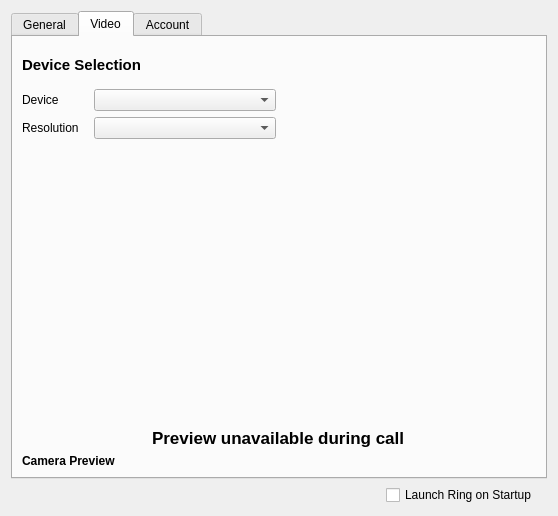
Before: the Qt Designer form configurationwidget.ui in savoirfairelinux/jami-client-windows, drawn with Qt 5.
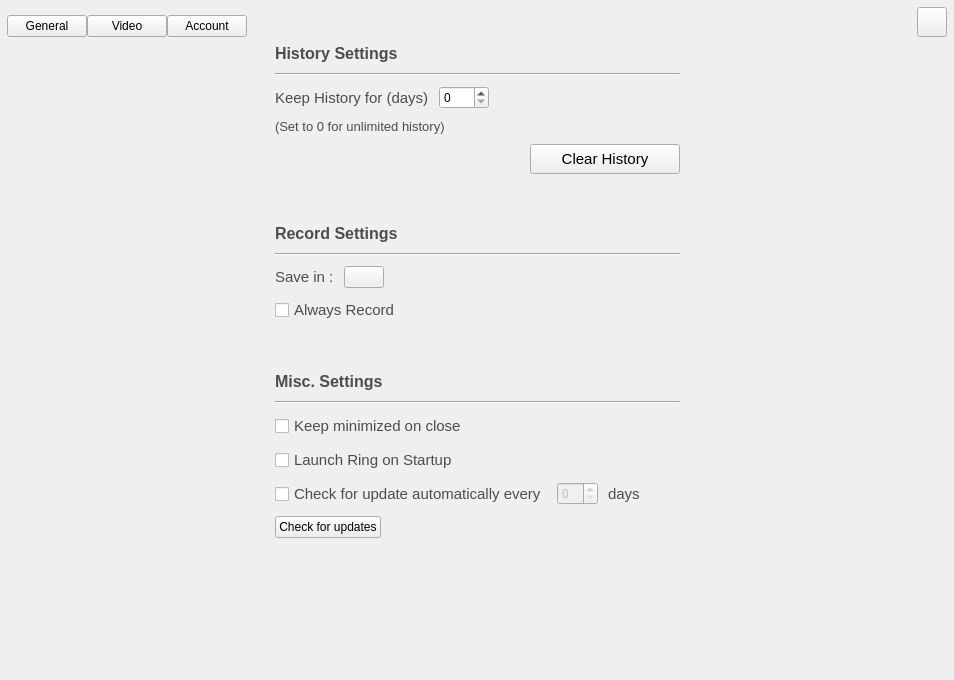
After: the same form once the commit is applied. The open tabs and pages were chosen to show the change. Icons and pictures are not drawn. Custom widgets are drawn as their Qt base class.

```diff
--- a/configurationwidget.ui
+++ b/configurationwidget.ui
@@ -6,8 +6,8 @@
    <rect>
     <x>0</x>
     <y>0</y>
-    <width>558</width>
-    <height>516</height>
+    <width>954</width>
+    <height>680</height>
    </rect>
   </property>
   <property name="sizePolicy">
@@ -19,23 +19,200 @@
   <property name="windowTitle">
    <string>Settings</string>
   </property>
+  <property name="autoFillBackground">
+   <bool>true</bool>
+  </property>
+  <property name="styleSheet">
+   <string notr="true"/>
+  </property>
   <layout class="QVBoxLayout" name="verticalLayout">
+   <property name="spacing">
+    <number>0</number>
+   </property>
+   <property name="leftMargin">
+    <number>0</number>
+   </property>
+   <property name="topMargin">
+    <number>0</number>
+   </property>
+   <property name="rightMargin">
+    <number>0</number>
+   </property>
+   <property name="bottomMargin">
+    <number>0</number>
+   </property>
    <item>
-    <widget class="QTabWidget" name="tabWidget">
+    <widget class="QWidget" name="horizontalWidget" native="true">
+     <layout class="QHBoxLayout" name="horizontalLayout_7">
+      <property name="spacing">
+       <number>0</number>
+      </property>
+      <property name="leftMargin">
+       <number>7</number>
+      </property>
+      <property name="topMargin">
+       <number>7</number>
+      </property>
+      <property name="rightMargin">
+       <number>7</number>
+      </property>
+      <property name="bottomMargin">
+       <number>7</number>
+      </property>
+      <item>
+       <layout class="QVBoxLayout" name="verticalLayout_6">
+        <property name="spacing">
+         <number>0</number>
+        </property>
+        <item>
+         <spacer name="verticalSpacer_3">
+          <property name="orientation">
+           <enum>Qt::Vertical</enum>
+          </property>
+          <property name="sizeType">
+           <enum>QSizePolicy::Preferred</enum>
+          </property>
+          <property name="sizeHint" stdset="0">
+           <size>
+            <width>20</width>
+            <height>10</height>
+           </size>
+          </property>
+         </spacer>
+        </item>
+        <item>
+         <layout class="QHBoxLayout" name="horizontalLayout_8">
+          <property name="spacing">
+           <number>0</number>
+          </property>
+          <item>
+           <widget class="QPushButton" name="generalTabButton">
+            <property name="styleSheet">
+             <string notr="true"/>
+            </property>
+            <property name="text">
+             <string>General</string>
+            </property>
+            <property name="checkable">
+             <bool>true</bool>
+            </property>
+           </widget>
+          </item>
+          <item>
+           <widget class="QPushButton" name="videoTabButton">
+            <property name="text">
+             <string>Video</string>
+            </property>
+            <property name="checkable">
+             <bool>true</bool>
+            </property>
+           </widget>
+          </item>
+          <item>
+           <widget class="QPushButton" name="accountTabButton">
+            <property name="text">
+             <string>Account</string>
+            </property>
+            <property name="checkable">
+             <bool>true</bool>
+            </property>
+           </widget>
+          </item>
+         </layout>
+        </item>
+       </layout>
+      </item>
+      <item>
+       <spacer name="horizontalSpacer_6">
+        <property name="orientation">
+         <enum>Qt::Horizontal</enum>
+        </property>
+        <property name="sizeHint" stdset="0">
+         <size>
+          <width>40</width>
+          <height>20</height>
+         </size>
+        </property>
+       </spacer>
+      </item>
+      <item>
+       <widget class="QPushButton" name="exitSettingsButton">
+        <property name="minimumSize">
+         <size>
+          <width>30</width>
+          <height>30</height>
+         </size>
+        </property>
+        <property name="maximumSize">
+         <size>
+          <width>30</width>
+          <height>30</height>
+         </size>
+        </property>
+        <property name="text">
+         <string/>
+        </property>
+        <property name="icon">
+         <iconset resource="ressources.qrc">
+          <normaloff>:/images/icons/ic_arrow_forward_white_48dp_2x.png</normaloff>:/images/icons/ic_arrow_forward_white_48dp_2x.png</iconset>
+        </property>
+        <property name="iconSize">
+         <size>
+          <width>18</width>
+          <height>18</height>
+         </size>
+        </property>
+       </widget>
+      </item>
+     </layout>
+    </widget>
+   </item>
+   <item>
+    <widget class="QStackedWidget" name="stackedWidget">
      <property name="sizePolicy">
       <sizepolicy hsizetype="MinimumExpanding" vsizetype="MinimumExpanding">
        <horstretch>0</horstretch>
        <verstretch>0</verstretch>
       </sizepolicy>
      </property>
+     <property name="autoFillBackground">
+      <bool>true</bool>
+     </property>
      <property name="currentIndex">
       <number>2</number>
      </property>
-     <widget class="QWidget" name="generalTab">
-      <attribute name="title">
-       <string>General</string>
-      </attribute>
-      <layout class="QVBoxLayout" name="verticalLayout_2">
+     <widget class="QWidget" name="generalPage">
+      <layout class="QHBoxLayout" name="verticalLayout_2">
+       <property name="spacing">
+        <number>0</number>
+       </property>
+       <property name="leftMargin">
+        <number>0</number>
+       </property>
+       <property name="topMargin">
+        <number>0</number>
+       </property>
+       <property name="rightMargin">
+        <number>0</number>
+       </property>
+       <property name="bottomMargin">
+        <number>0</number>
+       </property>
+       <item>
+        <spacer name="horizontalSpacer_8">
+         <property name="orientation">
+          <enum>Qt::Horizontal</enum>
+         </property>
+         <property name="sizeHint" stdset="0">
+          <size>
+           <width>40</width>
+           <height>20</height>
+          </size>
+         </property>
+        </spacer>
+       </item>
+       <item>
+        <layout class="QVBoxLayout" name="verticalLayout_7">
        <property name="spacing">
         <number>10</number>
        </property>
@@ -43,51 +220,116 @@
         <widget class="QLabel" name="label">
          <property name="font">
           <font>
+             <pointsize>12</pointsize>
            <weight>75</weight>
            <bold>true</bold>
           </font>
          </property>
+           <property name="styleSheet">
+            <string notr="true">color: rgb(77, 77, 77);</string>
+           </property>
          <property name="text">
           <string>History Settings</string>
          </property>
         </widget>
        </item>
        <item>
-        <layout class="QFormLayout" name="formLayout_2">
-         <item row="0" column="0">
+          <widget class="Line" name="line_2">
+           <property name="orientation">
+            <enum>Qt::Horizontal</enum>
+           </property>
+          </widget>
+         </item>
+         <item>
+          <layout class="QVBoxLayout" name="verticalLayout_8">
+           <property name="spacing">
+            <number>10</number>
+           </property>
+           <property name="topMargin">
+            <number>0</number>
+           </property>
+           <property name="bottomMargin">
+            <number>0</number>
+           </property>
+           <item>
+            <layout class="QHBoxLayout" name="horizontalLayout_3">
+             <property name="spacing">
+              <number>10</number>
+             </property>
+             <property name="leftMargin">
+              <number>0</number>
+             </property>
+             <item>
           <widget class="QLabel" name="label_2">
+               <property name="font">
+                <font>
+                 <pointsize>11</pointsize>
+                </font>
+               </property>
+               <property name="styleSheet">
+                <string notr="true">color: rgb(77, 77, 77);</string>
+               </property>
            <property name="text">
             <string>Keep History for (days)</string>
            </property>
           </widget>
          </item>
-         <item row="0" column="1">
-          <layout class="QHBoxLayout" name="horizontalLayout_3">
            <item>
             <widget class="QSpinBox" name="historyDaySettingsSpinBox">
              <property name="minimumSize">
               <size>
-               <width>100</width>
+                 <width>50</width>
                <height>0</height>
               </size>
              </property>
             </widget>
+             </item>
+             <item>
+              <spacer name="horizontalSpacer_2">
+               <property name="orientation">
+                <enum>Qt::Horizontal</enum>
+               </property>
+               <property name="sizeType">
+                <enum>QSizePolicy::MinimumExpanding</enum>
+               </property>
+               <property name="sizeHint" stdset="0">
+                <size>
+                 <width>40</width>
+                 <height>20</height>
+                </size>
+               </property>
+              </spacer>
+             </item>
+            </layout>
            </item>
            <item>
             <widget class="QLabel" name="label_4">
+             <property name="font">
+              <font>
+               <pointsize>10</pointsize>
+              </font>
+             </property>
+             <property name="styleSheet">
+              <string notr="true">color: rgb(77, 77, 77);</string>
+             </property>
              <property name="text">
               <string>(Set to 0 for unlimited history)</string>
              </property>
             </widget>
            </item>
            <item>
-            <spacer name="horizontalSpacer_2">
+            <layout class="QHBoxLayout" name="horizontalLayout">
+             <property name="spacing">
+              <number>0</number>
+             </property>
+             <property name="topMargin">
+              <number>0</number>
+             </property>
+             <item>
+              <spacer name="horizontalSpacer_9">
              <property name="orientation">
               <enum>Qt::Horizontal</enum>
              </property>
-             <property name="sizeType">
-              <enum>QSizePolicy::MinimumExpanding</enum>
-             </property>
              <property name="sizeHint" stdset="0">
               <size>
                <width>40</width>
@@ -96,10 +338,34 @@
              </property>
             </spacer>
            </item>
-          </layout>
-         </item>
-         <item row="1" column="0">
+             <item>
           <widget class="QPushButton" name="clearHistoryButton">
+               <property name="sizePolicy">
+                <sizepolicy hsizetype="Fixed" vsizetype="Fixed">
+                 <horstretch>0</horstretch>
+                 <verstretch>0</verstretch>
+                </sizepolicy>
+               </property>
+               <property name="minimumSize">
+                <size>
+                 <width>150</width>
+                 <height>30</height>
+                </size>
+               </property>
+               <property name="maximumSize">
+                <size>
+                 <width>150</width>
+                 <height>30</height>
+                </size>
+               </property>
+               <property name="font">
+                <font>
+                 <pointsize>11</pointsize>
+                </font>
+               </property>
+               <property name="styleSheet">
+                <string notr="true"/>
+               </property>
            <property name="text">
             <string>Clear History</string>
            </property>
@@ -107,26 +373,69 @@
          </item>
         </layout>
        </item>
+          </layout>
+         </item>
+         <item>
+          <spacer name="verticalSpacer_2">
+           <property name="orientation">
+            <enum>Qt::Vertical</enum>
+           </property>
+           <property name="sizeType">
+            <enum>QSizePolicy::Fixed</enum>
+           </property>
+           <property name="sizeHint" stdset="0">
+            <size>
+             <width>20</width>
+             <height>40</height>
+            </size>
+           </property>
+          </spacer>
+         </item>
        <item>
         <widget class="QLabel" name="label_3">
          <property name="font">
           <font>
+             <pointsize>12</pointsize>
            <weight>75</weight>
            <bold>true</bold>
           </font>
          </property>
+           <property name="styleSheet">
+            <string notr="true">color: rgb(77, 77, 77);</string>
+           </property>
          <property name="text">
           <string>Record Settings</string>
          </property>
         </widget>
        </item>
+         <item>
+          <widget class="Line" name="line">
+           <property name="styleSheet">
+            <string notr="true">color: rgb(77, 77, 77);</string>
+           </property>
+           <property name="orientation">
+            <enum>Qt::Horizontal</enum>
+           </property>
+          </widget>
+         </item>
        <item>
         <layout class="QHBoxLayout" name="horizontalLayout_4">
+           <property name="spacing">
+            <number>10</number>
+           </property>
          <property name="topMargin">
           <number>0</number>
          </property>
          <item>
           <widget class="QLabel" name="label_6">
+             <property name="font">
+              <font>
+               <pointsize>11</pointsize>
+              </font>
+             </property>
+             <property name="styleSheet">
+              <string notr="true">color: rgb(77, 77, 77);</string>
+             </property>
            <property name="text">
             <string>Save in :</string>
            </property>
@@ -148,7 +457,13 @@
            </property>
            <property name="icon">
             <iconset resource="ressources.qrc">
-             <normaloff>:/images/folder-download.png</normaloff>:/images/folder-download.png</iconset>
+               <normaloff>:/images/icons/ic_folder_black_18dp_2x.png</normaloff>:/images/icons/ic_folder_black_18dp_2x.png</iconset>
+             </property>
+             <property name="iconSize">
+              <size>
+               <width>18</width>
+               <height>18</height>
+              </size>
            </property>
           </widget>
          </item>
@@ -169,31 +484,98 @@
        </item>
        <item>
         <widget class="QCheckBox" name="alwaysRecordCheckBox">
+           <property name="font">
+            <font>
+             <pointsize>11</pointsize>
+            </font>
+           </property>
+           <property name="styleSheet">
+            <string notr="true">color: rgb(77, 77, 77);</string>
+           </property>
          <property name="text">
           <string>Always Record</string>
          </property>
         </widget>
        </item>
+         <item>
+          <spacer name="verticalSpacer_4">
+           <property name="orientation">
+            <enum>Qt::Vertical</enum>
+           </property>
+           <property name="sizeType">
+            <enum>QSizePolicy::Fixed</enum>
+           </property>
+           <property name="sizeHint" stdset="0">
+            <size>
+             <width>20</width>
+             <height>40</height>
+            </size>
+           </property>
+          </spacer>
+         </item>
        <item>
         <widget class="QLabel" name="label_5">
          <property name="font">
           <font>
+             <pointsize>12</pointsize>
            <weight>75</weight>
            <bold>true</bold>
           </font>
          </property>
+           <property name="styleSheet">
+            <string notr="true">color: rgb(77, 77, 77);</string>
+           </property>
          <property name="text">
           <string>Misc. Settings</string>
          </property>
         </widget>
        </item>
+         <item>
+          <widget class="Line" name="line_3">
+           <property name="orientation">
+            <enum>Qt::Horizontal</enum>
+           </property>
+          </widget>
+         </item>
        <item>
         <widget class="QCheckBox" name="closeOrMinCheckBox">
+           <property name="font">
+            <font>
+             <pointsize>11</pointsize>
+            </font>
+           </property>
+           <property name="styleSheet">
+            <string notr="true">color: rgb(77, 77, 77);</string>
+           </property>
          <property name="text">
           <string>Keep minimized on close</string>
          </property>
         </widget>
        </item>
+         <item>
+          <widget class="QCheckBox" name="startupBox">
+           <property name="sizePolicy">
+            <sizepolicy hsizetype="MinimumExpanding" vsizetype="Fixed">
+             <horstretch>0</horstretch>
+             <verstretch>0</verstretch>
+            </sizepolicy>
+           </property>
+           <property name="font">
+            <font>
+             <pointsize>11</pointsize>
+            </font>
+           </property>
+           <property name="layoutDirection">
+            <enum>Qt::LeftToRight</enum>
+           </property>
+           <property name="styleSheet">
+            <string notr="true">color: rgb(77, 77, 77);</string>
+           </property>
+           <property name="text">
+            <string>Launch Ring on Startup</string>
+           </property>
+          </widget>
+         </item>
        <item>
         <layout class="QHBoxLayout" name="horizontalLayout_6">
          <property name="topMargin">
@@ -201,6 +583,14 @@
          </property>
          <item>
           <widget class="QCheckBox" name="autoUpdateCheckBox">
+             <property name="font">
+              <font>
+               <pointsize>11</pointsize>
+              </font>
+             </property>
+             <property name="styleSheet">
+              <string notr="true">color: rgb(77, 77, 77);</string>
+             </property>
            <property name="text">
             <string>Check for update automatically every</string>
            </property>
@@ -221,6 +611,14 @@
          </item>
          <item>
           <widget class="QLabel" name="updateDayLabel">
+             <property name="font">
+              <font>
+               <pointsize>11</pointsize>
+              </font>
+             </property>
+             <property name="styleSheet">
+              <string notr="true">color: rgb(77, 77, 77);</string>
+             </property>
            <property name="text">
             <string>days</string>
            </property>
@@ -269,13 +667,10 @@
         </layout>
        </item>
        <item>
-        <spacer name="verticalSpacer_2">
+          <spacer name="verticalSpacer_5">
          <property name="orientation">
           <enum>Qt::Vertical</enum>
          </property>
-         <property name="sizeType">
-          <enum>QSizePolicy::MinimumExpanding</enum>
-         </property>
          <property name="sizeHint" stdset="0">
           <size>
            <width>20</width>
@@ -285,12 +680,39 @@
         </spacer>
        </item>
       </layout>
+       </item>
+       <item>
+        <spacer name="horizontalSpacer_7">
+         <property name="orientation">
+          <enum>Qt::Horizontal</enum>
+         </property>
+         <property name="sizeHint" stdset="0">
+          <size>
+           <width>40</width>
+           <height>20</height>
+          </size>
+         </property>
+        </spacer>
+       </item>
+      </layout>
      </widget>
-     <widget class="QWidget" name="videoTab">
-      <attribute name="title">
-       <string>Video</string>
-      </attribute>
+     <widget class="QWidget" name="videoPage">
       <layout class="QGridLayout" name="gridLayout" rowstretch="0,1" columnstretch="0,0">
+       <property name="leftMargin">
+        <number>10</number>
+       </property>
+       <property name="topMargin">
+        <number>0</number>
+       </property>
+       <property name="rightMargin">
+        <number>10</number>
+       </property>
+       <property name="bottomMargin">
+        <number>10</number>
+       </property>
+       <property name="spacing">
+        <number>10</number>
+       </property>
        <item row="0" column="0">
         <layout class="QVBoxLayout" name="verticalLayout_3">
          <property name="spacing">
@@ -300,7 +722,7 @@
           <enum>QLayout::SetFixedSize</enum>
          </property>
          <property name="topMargin">
-          <number>10</number>
+          <number>0</number>
          </property>
          <property name="rightMargin">
           <number>0</number>
@@ -316,24 +738,40 @@
              <verstretch>0</verstretch>
             </sizepolicy>
            </property>
+           <property name="minimumSize">
+            <size>
+             <width>0</width>
+             <height>30</height>
+            </size>
+           </property>
            <property name="maximumSize">
             <size>
              <width>16777215</width>
-             <height>20</height>
+             <height>30</height>
             </size>
            </property>
            <property name="font">
             <font>
-             <pointsize>11</pointsize>
+             <pointsize>12</pointsize>
              <weight>75</weight>
              <bold>true</bold>
             </font>
            </property>
+           <property name="styleSheet">
+            <string notr="true">color: rgb(77, 77, 77);</string>
+           </property>
            <property name="text">
             <string>Device Selection</string>
            </property>
           </widget>
          </item>
+         <item>
+          <widget class="Line" name="line_4">
+           <property name="orientation">
+            <enum>Qt::Horizontal</enum>
+           </property>
+          </widget>
+         </item>
          <item>
           <spacer name="verticalSpacer">
            <property name="orientation">
@@ -369,6 +807,14 @@
                <verstretch>0</verstretch>
               </sizepolicy>
              </property>
+             <property name="font">
+              <font>
+               <pointsize>11</pointsize>
+              </font>
+             </property>
+             <property name="styleSheet">
+              <string notr="true">color: rgb(77, 77, 77);</string>
+             </property>
              <property name="text">
               <string>Device</string>
              </property>
@@ -392,6 +838,14 @@
                <verstretch>0</verstretch>
               </sizepolicy>
              </property>
+             <property name="font">
+              <font>
+               <pointsize>11</pointsize>
+              </font>
+             </property>
+             <property name="styleSheet">
+              <string notr="true">color: rgb(77, 77, 77);</string>
+             </property>
              <property name="text">
               <string>Resolution</string>
              </property>
@@ -438,30 +892,14 @@
              <bold>true</bold>
             </font>
            </property>
+           <property name="styleSheet">
+            <string notr="true">color: rgb(77, 77, 77);</string>
+           </property>
            <property name="text">
             <string>Preview unavailable during call</string>
            </property>
           </widget>
          </item>
-         <item>
-          <widget class="QLabel" name="cameraPreviewLabel">
-           <property name="maximumSize">
-            <size>
-             <width>16777215</width>
-             <height>20</height>
-            </size>
-           </property>
-           <property name="font">
-            <font>
-             <weight>75</weight>
-             <bold>true</bold>
-            </font>
-           </property>
-           <property name="text">
-            <string>Camera Preview</string>
-           </property>
-          </widget>
-         </item>
         </layout>
        </item>
        <item row="0" column="1">
@@ -482,90 +920,101 @@
        </item>
       </layout>
      </widget>
-     <widget class="QWidget" name="accountTab">
-      <attribute name="title">
-       <string>Account</string>
-      </attribute>
+     <widget class="QWidget" name="accountPage">
       <layout class="QGridLayout" name="gridLayout_2" columnstretch="0,1">
+       <property name="leftMargin">
+        <number>0</number>
+       </property>
+       <property name="topMargin">
+        <number>0</number>
+       </property>
+       <property name="rightMargin">
+        <number>0</number>
+       </property>
+       <property name="bottomMargin">
+        <number>0</number>
+       </property>
+       <property name="spacing">
+        <number>0</number>
+       </property>
+       <item row="0" column="1">
+        <layout class="QVBoxLayout" name="accountDetailLayout">
+         <property name="bottomMargin">
+          <number>13</number>
+         </property>
+        </layout>
+       </item>
        <item row="0" column="0">
+        <widget class="QWidget" name="leftPannel" native="true">
         <layout class="QVBoxLayout" name="verticalLayout_5">
-         <item>
-          <widget class="QListView" name="accountView">
-           <property name="sizePolicy">
-            <sizepolicy hsizetype="MinimumExpanding" vsizetype="MinimumExpanding">
-             <horstretch>0</horstretch>
-             <verstretch>0</verstretch>
-            </sizepolicy>
-           </property>
-          </widget>
-         </item>
+          <property name="spacing">
+           <number>10</number>
+          </property>
          <item>
           <layout class="QHBoxLayout" name="horizontalLayout_2">
            <item>
-            <widget class="QToolButton" name="deleteAccountButton">
-             <property name="text">
-              <string/>
-             </property>
-             <property name="icon">
-              <iconset resource="ressources.qrc">
-               <normaloff>:/images/minus.png</normaloff>:/images/minus.png</iconset>
+             <widget class="QComboBox" name="accountTypeBox">
+              <property name="minimumSize">
+               <size>
+                <width>0</width>
+                <height>30</height>
+               </size>
              </property>
             </widget>
            </item>
            <item>
             <widget class="QToolButton" name="addAccountButton">
+              <property name="minimumSize">
+               <size>
+                <width>30</width>
+                <height>30</height>
+               </size>
+              </property>
+              <property name="maximumSize">
+               <size>
+                <width>30</width>
+                <height>30</height>
+               </size>
+              </property>
              <property name="text">
               <string/>
              </property>
              <property name="icon">
               <iconset resource="ressources.qrc">
-               <normaloff>:/images/plus.png</normaloff>:/images/plus.png</iconset>
-             </property>
-            </widget>
-           </item>
-           <item>
-            <widget class="QComboBox" name="accountTypeBox"/>
-           </item>
-          </layout>
-         </item>
-        </layout>
-       </item>
-       <item row="0" column="1">
-        <layout class="QVBoxLayout" name="accountDetailLayout">
-         <property name="bottomMargin">
-          <number>13</number>
-         </property>
-        </layout>
-       </item>
-      </layout>
-     </widget>
-    </widget>
-   </item>
+                <normaloff>:/images/icons/ic_add_black_18dp_2x.png</normaloff>:/images/icons/ic_add_black_18dp_2x.png</iconset>
+              </property>
+              <property name="iconSize">
+               <size>
+                <width>24</width>
+                <height>24</height>
+               </size>
+              </property>
+             </widget>
+            </item>
+           </layout>
+          </item>
    <item>
-    <layout class="QHBoxLayout" name="horizontalLayout">
-     <property name="topMargin">
-      <number>0</number>
-     </property>
-     <property name="rightMargin">
-      <number>10</number>
-     </property>
-     <item alignment="Qt::AlignRight">
-      <widget class="QCheckBox" name="startupBox">
+           <widget class="QListView" name="accountView">
        <property name="sizePolicy">
-        <sizepolicy hsizetype="MinimumExpanding" vsizetype="Fixed">
+             <sizepolicy hsizetype="MinimumExpanding" vsizetype="MinimumExpanding">
          <horstretch>0</horstretch>
          <verstretch>0</verstretch>
         </sizepolicy>
        </property>
-       <property name="layoutDirection">
-        <enum>Qt::LeftToRight</enum>
-       </property>
-       <property name="text">
-        <string>Launch Ring on Startup</string>
+            <property name="focusPolicy">
+             <enum>Qt::NoFocus</enum>
+            </property>
+            <property name="frameShape">
+             <enum>QFrame::NoFrame</enum>
        </property>
       </widget>
      </item>
     </layout>
+        </widget>
+       </item>
+      </layout>
+     </widget>
+    </widget>
    </item>
   </layout>
  </widget>
```
Left out of the diff: 19 changed lines with no effect on the pictures. Lines whose indentation alone changed are shown as unchanged.
